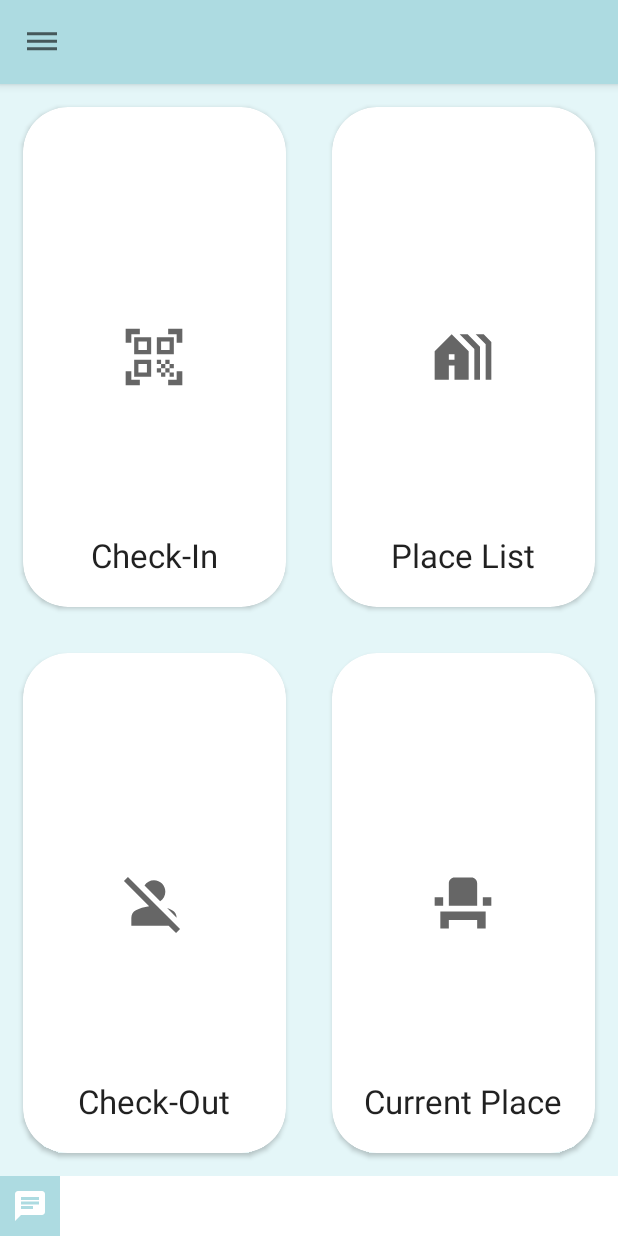
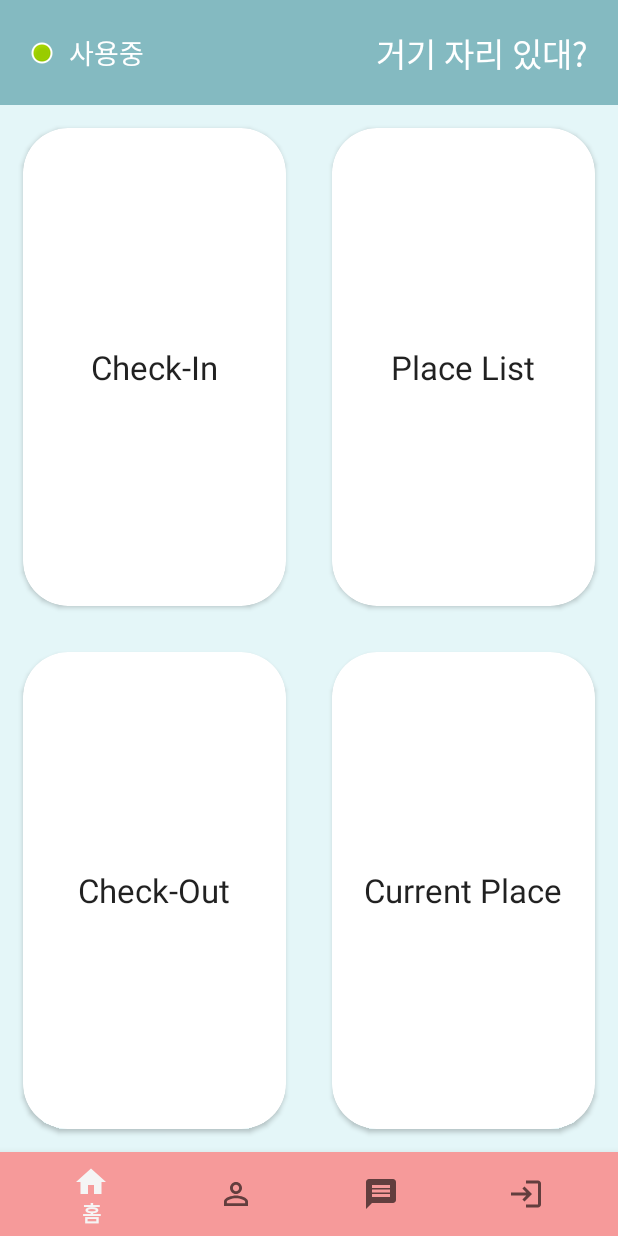
Before and after one commit to KPUCE2021SP/codynators, an Android app: the MainActivity screen opened directly, with no data from a screen before it, on a phone screen of 412 x 824 dp. Run offline under Robolectric (Android 15) with nearby library versions, the phone set to English and light mode, and no system bars; our stand-ins replace Firebase (no records; nobody signed in at launch, a user with empty details on screens opened directly), navigation-ui.

Commit message:
Bottom Navigation 적용

```diff
--- a/SummerProject/app/src/main/java/com/example/summerproject/MainActivity.kt
+++ b/SummerProject/app/src/main/java/com/example/summerproject/MainActivity.kt
@@ -11,6 +11,10 @@ import androidx.appcompat.app.AppCompatActivity
 import androidx.appcompat.widget.Toolbar
 import androidx.core.view.GravityCompat
 import androidx.drawerlayout.widget.DrawerLayout
+import androidx.navigation.NavHost
+import androidx.navigation.fragment.NavHostFragment
+import androidx.navigation.ui.NavigationUI
+import com.example.summerproject.databinding.ActivityMainBinding
 import com.google.android.material.navigation.NavigationView
 import com.google.firebase.auth.FirebaseAuth
 import com.google.firebase.auth.ktx.auth
@@ -31,17 +35,27 @@ import kotlinx.android.synthetic.main.header.*
 import org.jetbrains.anko.startActivity
 import kotlin.collections.ArrayList
 
-class MainActivity : AppCompatActivity(), NavigationView.OnNavigationItemSelectedListener {
-    lateinit var navigationView: NavigationView
+class MainActivity : AppCompatActivity(){
     lateinit var drawerLayout: DrawerLayout
     lateinit var storage : FirebaseStorage
-
+    private lateinit var mBinding: ActivityMainBinding
     // 2021.08.01 khsexk: rdb 연동
 //    val database : FirebaseDatabase = FirebaseDatabase.getInstance()
 //    val myRef : DatabaseReference = database.getReference("Table Use Information") made by 현석
     override fun onCreate(savedInstanceState: Bundle?) {
         super.onCreate(savedInstanceState)
-        setContentView(R.layout.activity_main)
+
+        mBinding = ActivityMainBinding.inflate(layoutInflater) // activity_main.xml 바인딩위한 변수
+        setContentView(mBinding.root)
+
+        //네비게이션들을 담는 호스트
+        val navHostFragment = supportFragmentManager.findFragmentById(R.id.my_nav_host) as NavHostFragment
+
+        //네비게이션 컨트롤러
+        val navController = navHostFragment.navController
+
+        //바텀 네비게이션뷰와 네비게이션을 묶어준다.
+        NavigationUI.setupWithNavController(mBinding.myBottomNav, navController)
 
 //        storage = Firebase.storage
 //
@@ -56,20 +70,20 @@ class MainActivity : AppCompatActivity(), NavigationView.OnNavigationItemSelecte
 
 
 
-
-        val toolbar : Toolbar = findViewById(R.id.toolbar) // toolBar를 통해 App Bar 생성
-        setSupportActionBar(toolbar)
-
-        supportActionBar?.setDisplayHomeAsUpEnabled(true) // 드로어를 꺼낼 홈 버튼 활성화
-        supportActionBar?.setHomeAsUpIndicator(R.drawable.navi_menu) // 홈버튼 이미지 변경
-        supportActionBar?.setDisplayShowTitleEnabled(false) // 툴바에 타이틀 안보이게
-
-        //네비게이션 드로어 생성
-        drawerLayout = drawer_layout
-
-        //네비게이션 드로어 내에 있는 화면의 이벤트를 처리하기 위해 생성
-        navigationView = nav_view
-        navigationView.setNavigationItemSelectedListener(this) // navigation 리스너
+        /*네비게이션 수정 by 태용*/
+//        val toolbar : Toolbar = findViewById(R.id.toolbar) // toolBar를 통해 App Bar 생성
+//        setSupportActionBar(toolbar)
+//
+//        supportActionBar?.setDisplayHomeAsUpEnabled(true) // 드로어를 꺼낼 홈 버튼 활성화
+//        supportActionBar?.setHomeAsUpIndicator(R.drawable.navi_menu) // 홈버튼 이미지 변경
+//        supportActionBar?.setDisplayShowTitleEnabled(false) // 툴바에 타이틀 안보이게
+//
+//        //네비게이션 드로어 생성
+//        drawerLayout = drawer_layout
+//
+//        //네비게이션 드로어 내에 있는 화면의 이벤트를 처리하기 위해 생성
+//        navigationView = nav_view
+//        navigationView.setNavigationItemSelectedListener(this) // navigation 리스너
 
         // 2021.08.01 khsexk: rdb 초기 데이터 생성 -> 생성후 삭제코드
 //        var Table : TableData = TableData("", 0)
@@ -117,41 +131,43 @@ class MainActivity : AppCompatActivity(), NavigationView.OnNavigationItemSelecte
 //        }
 
         // 2021.08.16 eemdeeks : 채팅(최근 메시지 액티비티들어가기)
-        btnChat.setOnClickListener{
-            val intent = Intent(this, LatestMessagesActivity::class.java)
-            intent.flags = Intent.FLAG_ACTIVITY_CLEAR_TASK.or(Intent.FLAG_ACTIVITY_NEW_TASK)
-            startActivity(intent)
-        }
+//        btnChat.setOnClickListener{
+//            val intent = Intent(this, LatestMessagesActivity::class.java)
+//            intent.flags = Intent.FLAG_ACTIVITY_CLEAR_TASK.or(Intent.FLAG_ACTIVITY_NEW_TASK)
+//            startActivity(intent)
+//        }
 
     }
-    override fun onOptionsItemSelected(item: MenuItem): Boolean {
-        //클릭한 툴바 메뉴 아이템 id마다 다르게 실행하도록 설정
-        when(item.itemId){
-            android.R.id.home->{
-                drawerLayout.openDrawer(GravityCompat.START)
-            }
-        }
-        return super.onOptionsItemSelected(item)
-    }
 
-    // 드로어 내 아이템 클릭 이벤트 처리하는 함수
-    override fun onNavigationItemSelected(item: MenuItem): Boolean {
-        when(item.itemId){
-            R.id.menu_item1-> {
-                startActivity<CheckInActivity>()
-                overridePendingTransition(R.anim.fadein,R.anim.fadeout)
-            }
-            R.id.menu_item2-> {
-                startActivity<CheckOutActivity>()
-                overridePendingTransition(R.anim.fadein,R.anim.fadeout)
-            }
-            R.id.menu_item3-> {
-                startActivity<MapActivity>()
-                overridePendingTransition(R.anim.fadein,R.anim.fadeout)
-            }
-        }
-        return false
-    }
+    /*네비게이션 수정으로 인한 주석 처리 by 태용*/
+//    override fun onOptionsItemSelected(item: MenuItem): Boolean {
+//        //클릭한 툴바 메뉴 아이템 id마다 다르게 실행하도록 설정
+//        when(item.itemId){
+//            android.R.id.home->{
+//                drawerLayout.openDrawer(GravityCompat.START)
+//            }
+//        }
+//        return super.onOptionsItemSelected(item)
+//    }
+//
+//    // 드로어 내 아이템 클릭 이벤트 처리하는 함수
+//    override fun onNavigationItemSelected(item: MenuItem): Boolean {
+//        when(item.itemId){
+//            R.id.menu_item1-> {
+//                startActivity<CheckInActivity>()
+//                overridePendingTransition(R.anim.fadein,R.anim.fadeout)
+//            }
+//            R.id.menu_item2-> {
+//                startActivity<CheckOutActivity>()
+//                overridePendingTransition(R.anim.fadein,R.anim.fadeout)
+//            }
+//            R.id.menu_item3-> {
+//                startActivity<MapActivity>()
+//                overridePendingTransition(R.anim.fadein,R.anim.fadeout)
+//            }
+//        }
+//        return false
+//    }
 
 
     private fun displayImageRef(imageRef: StorageReference?, view: ImageView) {
@@ -163,4 +179,6 @@ class MainActivity : AppCompatActivity(), NavigationView.OnNavigationItemSelecte
         }
     }
 
+
+
 }
--- /dev/null
+++ b/SummerProject/app/src/main/java/com/example/summerproject/fragments/homeFragment.kt
@@ -0,0 +1,29 @@
+package com.example.summerproject.fragments
+
+import android.os.Bundle
+import android.view.LayoutInflater
+import android.view.View
+import android.view.ViewGroup
+import androidx.fragment.app.Fragment
+import com.example.summerproject.databinding.FragmentHomeBinding
+
+class homeFragment : Fragment(){
+    private var mBinding : FragmentHomeBinding? = null
+
+    override fun onCreateView(
+        inflater: LayoutInflater,
+        container: ViewGroup?,
+        savedInstanceState: Bundle?
+    ): View? {
+        val binding = FragmentHomeBinding.inflate(inflater, container, false)
+
+        mBinding = binding
+
+        return mBinding?.root
+    }
+
+    override fun onDestroyView() {
+        mBinding = null
+        super.onDestroyView()
+    }
+}
--- /dev/null
+++ b/SummerProject/app/src/main/java/com/example/summerproject/fragments/logoutFragment.kt
@@ -0,0 +1,31 @@
+package com.example.summerproject.fragments
+
+import android.os.Bundle
+import android.view.LayoutInflater
+import android.view.View
+import android.view.ViewGroup
+import androidx.fragment.app.Fragment
+import com.example.summerproject.databinding.FragmentHomeBinding
+import com.example.summerproject.databinding.FragmentLogoutBinding
+import com.example.summerproject.databinding.FragmentProfileBinding
+
+class logoutFragment : Fragment(){
+    private var mBinding : FragmentLogoutBinding? = null
+
+    override fun onCreateView(
+        inflater: LayoutInflater,
+        container: ViewGroup?,
+        savedInstanceState: Bundle?
+    ): View? {
+        val binding = FragmentLogoutBinding.inflate(inflater, container, false)
+
+        mBinding = binding
+
+        return mBinding?.root
+    }
+
+    override fun onDestroyView() {
+        mBinding = null
+        super.onDestroyView()
+    }
+}
--- /dev/null
+++ b/SummerProject/app/src/main/java/com/example/summerproject/fragments/messageFragment.kt
@@ -0,0 +1,31 @@
+package com.example.summerproject.fragments
+
+import android.os.Bundle
+import android.view.LayoutInflater
+import android.view.View
+import android.view.ViewGroup
+import androidx.fragment.app.Fragment
+import com.example.summerproject.databinding.FragmentHomeBinding
+import com.example.summerproject.databinding.FragmentMessageBinding
+import com.example.summerproject.databinding.FragmentProfileBinding
+
+class messageFragment : Fragment(){
+    private var mBinding : FragmentMessageBinding? = null
+
+    override fun onCreateView(
+        inflater: LayoutInflater,
+        container: ViewGroup?,
+        savedInstanceState: Bundle?
+    ): View? {
+        val binding = FragmentMessageBinding.inflate(inflater, container, false)
+
+        mBinding = binding
+
+        return mBinding?.root
+    }
+
+    override fun onDestroyView() {
+        mBinding = null
+        super.onDestroyView()
+    }
+}
--- /dev/null
+++ b/SummerProject/app/src/main/java/com/example/summerproject/fragments/profileFragment.kt
@@ -0,0 +1,30 @@
+package com.example.summerproject.fragments
+
+import android.os.Bundle
+import android.view.LayoutInflater
+import android.view.View
+import android.view.ViewGroup
+import androidx.fragment.app.Fragment
+import com.example.summerproject.databinding.FragmentHomeBinding
+import com.example.summerproject.databinding.FragmentProfileBinding
+
+class profileFragment : Fragment(){
+    private var mBinding : FragmentProfileBinding? = null
+
+    override fun onCreateView(
+        inflater: LayoutInflater,
+        container: ViewGroup?,
+        savedInstanceState: Bundle?
+    ): View? {
+        val binding = FragmentProfileBinding.inflate(inflater, container, false)
+
+        mBinding = binding
+
+        return mBinding?.root
+    }
+
+    override fun onDestroyView() {
+        mBinding = null
+        super.onDestroyView()
+    }
+}
--- /dev/null
+++ b/SummerProject/app/src/main/res/drawable/ic_home.xml
@@ -0,0 +1,5 @@
+<vector android:height="24dp" android:tint="#47858D"
+    android:viewportHeight="24" android:viewportWidth="24"
+    android:width="24dp" xmlns:android="http://schemas.android.com/apk/res/android">
+    <path android:fillColor="@android:color/white" android:pathData="M10,20v-6h4v6h5v-8h3L12,3 2,12h3v8z"/>
+</vector>
--- /dev/null
+++ b/SummerProject/app/src/main/res/drawable/ic_logout.xml
@@ -0,0 +1,5 @@
+<vector android:height="24dp" android:tint="#47858D"
+    android:viewportHeight="24" android:viewportWidth="24"
+    android:width="24dp" xmlns:android="http://schemas.android.com/apk/res/android">
+    <path android:fillColor="@android:color/white" android:pathData="M11,7L9.6,8.4l2.6,2.6H2v2h10.2l-2.6,2.6L11,17l5,-5L11,7zM20,19h-8v2h8c1.1,0 2,-0.9 2,-2V5c0,-1.1 -0.9,-2 -2,-2h-8v2h8V19z"/>
+</vector>
--- /dev/null
+++ b/SummerProject/app/src/main/res/drawable/ic_message.xml
@@ -0,0 +1,5 @@
+<vector android:height="24dp" android:tint="#47858D"
+    android:viewportHeight="24" android:viewportWidth="24"
+    android:width="24dp" xmlns:android="http://schemas.android.com/apk/res/android">
+    <path android:fillColor="@android:color/white" android:pathData="M20,2L4,2c-1.1,0 -1.99,0.9 -1.99,2L2,22l4,-4h14c1.1,0 2,-0.9 2,-2L22,4c0,-1.1 -0.9,-2 -2,-2zM18,14L6,14v-2h12v2zM18,11L6,11L6,9h12v2zM18,8L6,8L6,6h12v2z"/>
+</vector>
--- /dev/null
+++ b/SummerProject/app/src/main/res/drawable/ic_profile.xml
@@ -0,0 +1,5 @@
+<vector android:height="24dp" android:tint="#47858D"
+    android:viewportHeight="24" android:viewportWidth="24"
+    android:width="24dp" xmlns:android="http://schemas.android.com/apk/res/android">
+    <path android:fillColor="@android:color/white" android:pathData="M12,5.9c1.16,0 2.1,0.94 2.1,2.1s-0.94,2.1 -2.1,2.1S9.9,9.16 9.9,8s0.94,-2.1 2.1,-2.1m0,9c2.97,0 6.1,1.46 6.1,2.1v1.1L5.9,18.1L5.9,17c0,-0.64 3.13,-2.1 6.1,-2.1M12,4C9.79,4 8,5.79 8,8s1.79,4 4,4 4,-1.79 4,-4 -1.79,-4 -4,-4zM12,13c-2.67,0 -8,1.34 -8,4v3h16v-3c0,-2.66 -5.33,-4 -8,-4z"/>
+</vector>
--- a/SummerProject/app/src/main/res/layout/activity_main.xml
+++ b/SummerProject/app/src/main/res/layout/activity_main.xml
@@ -1,29 +1,35 @@
 <?xml version="1.0" encoding="utf-8"?>
-<androidx.drawerlayout.widget.DrawerLayout xmlns:android="http://schemas.android.com/apk/res/android"
+<LinearLayout xmlns:android="http://schemas.android.com/apk/res/android"
     xmlns:app="http://schemas.android.com/apk/res-auto"
     xmlns:tools="http://schemas.android.com/tools"
-    android:id="@+id/drawer_layout"
+    android:id="@+id/mainXML"
     android:layout_width="match_parent"
     android:layout_height="match_parent"
-    android:fitsSystemWindows="true"
-    tools:openDrawer="start">
+    android:background="#FFFFFF"
+    android:orientation="vertical"
+    android:weightSum="1"
+    tools:context=".MainActivity">
+
+    <!-- 프래그먼트들이 보여질 컨테이너 뷰(네비게이션 호스트-->
+    <androidx.fragment.app.FragmentContainerView
+        android:id="@+id/my_nav_host"
+        android:name="androidx.navigation.fragment.NavHostFragment"
+        android:layout_width="match_parent"
+        android:layout_height="0dp"
+        android:layout_weight="1"
+        app:defaultNavHost="true"
+        app:navGraph="@navigation/nav_graph"
+        />
+
+    <com.google.android.material.bottomnavigation.BottomNavigationView
+        android:id="@+id/my_bottom_nav"
+        android:layout_width="match_parent"
+        android:layout_height="wrap_content"
+        android:background="#F69A9A"
+        app:menu="@menu/bottom_nav_menu" />
+</LinearLayout>
 
 
-    <include
-        layout="@layout/appbar"
-        android:layout_width="match_parent"
-        android:layout_height="match_parent" />
-
-    <com.google.android.material.navigation.NavigationView
-        android:id="@+id/nav_view"
-        android:layout_width="wrap_content"
-        android:layout_height="match_parent"
-        android:layout_gravity="start"
-        android:fitsSystemWindows="true"
-        app:menu="@menu/menu_list"
-        app:headerLayout="@layout/header"/>
-
-</androidx.drawerlayout.widget.DrawerLayout>
     <!--<?xml version="1.0" encoding="utf-8"?>-->
     <!--<LinearLayout xmlns:android="http://schemas.android.com/apk/res/android"-->
     <!--    xmlns:app="http://schemas.android.com/apk/res-auto"-->
--- /dev/null
+++ b/SummerProject/app/src/main/res/layout/fragment_home.xml
@@ -0,0 +1,162 @@
+<?xml version="1.0" encoding="utf-8"?>
+<LinearLayout xmlns:android="http://schemas.android.com/apk/res/android"
+    xmlns:app="http://schemas.android.com/apk/res-auto"
+    xmlns:tools="http://schemas.android.com/tools"
+    android:layout_width="match_parent"
+    android:layout_height="match_parent"
+    android:background="#FFFFFF"
+    android:orientation="vertical"
+    android:id="@+id/homeFragment"
+    tools:context="com.example.summerproject.fragments.homeFragment">
+
+
+    <androidx.constraintlayout.widget.ConstraintLayout
+        android:id="@+id/bar"
+        android:layout_width="match_parent"
+        android:layout_height="match_parent"
+        android:layout_weight="10"
+        android:background="#84BAC1">
+
+        <ImageView
+            android:id="@+id/img_use"
+            android:layout_width="wrap_content"
+            android:layout_height="wrap_content"
+            android:layout_marginStart="20dp"
+            android:src="@android:drawable/presence_online"
+            app:layout_constraintBottom_toBottomOf="parent"
+            app:layout_constraintStart_toStartOf="parent"
+            app:layout_constraintTop_toTopOf="parent" />
+
+        <TextView
+            android:id="@+id/textView5"
+            android:layout_width="wrap_content"
+            android:layout_height="wrap_content"
+            android:layout_marginStart="10dp"
+            android:text="사용중"
+            android:textAppearance="@style/TextAppearance.AppCompat.Medium"
+            android:textColor="#FFFFFF"
+            app:layout_constraintBottom_toBottomOf="parent"
+            app:layout_constraintStart_toEndOf="@+id/img_use"
+            app:layout_constraintTop_toTopOf="parent" />
+
+        <TextView
+            android:id="@+id/textView6"
+            android:layout_width="wrap_content"
+            android:layout_height="wrap_content"
+            android:layout_marginEnd="20dp"
+            android:text="거기 자리 있대?"
+            android:textAppearance="@style/TextAppearance.AppCompat.Large"
+            android:textColor="#FFFFFF"
+            app:layout_constraintBottom_toBottomOf="parent"
+            app:layout_constraintEnd_toEndOf="parent"
+            app:layout_constraintTop_toTopOf="parent" />
+    </androidx.constraintlayout.widget.ConstraintLayout>
+
+    <FrameLayout
+        android:id="@+id/frameLayout"
+        android:layout_width="match_parent"
+        android:layout_height="match_parent"
+        android:layout_weight="1">
+
+        <LinearLayout
+            android:layout_width="match_parent"
+            android:layout_height="match_parent"
+            android:orientation="vertical"
+            tools:context=".MainFragment">
+
+            <LinearLayout
+                android:layout_width="match_parent"
+                android:layout_height="match_parent"
+                android:layout_weight="1"
+                android:background="#E4F6F8"
+                android:orientation="horizontal">
+
+                <androidx.cardview.widget.CardView
+                    android:id="@+id/checkIn"
+                    android:layout_width="match_parent"
+                    android:layout_height="match_parent"
+                    android:layout_margin="15dp"
+                    android:layout_weight="1"
+                    android:clickable="true"
+                    android:foreground="?attr/selectableItemBackground"
+                    app:cardCornerRadius="30dp">
+
+                    <TextView
+                        android:id="@+id/textView"
+                        android:layout_width="wrap_content"
+                        android:layout_height="wrap_content"
+                        android:layout_gravity="center"
+                        android:text="Check-In"
+                        android:textAppearance="@style/TextAppearance.AppCompat.Large" />
+                </androidx.cardview.widget.CardView>
+
+                <androidx.cardview.widget.CardView
+                    android:id="@+id/placeList"
+                    android:layout_width="match_parent"
+                    android:layout_height="match_parent"
+                    android:layout_margin="15dp"
+                    android:layout_weight="1"
+                    android:clickable="true"
+                    android:foreground="?attr/selectableItemBackground"
+                    app:cardCornerRadius="30dp">
+
+                    <TextView
+                        android:id="@+id/textView2"
+                        android:layout_width="wrap_content"
+                        android:layout_height="wrap_content"
+                        android:layout_gravity="center"
+                        android:text="Place List"
+                        android:textAppearance="@style/TextAppearance.AppCompat.Large" />
+                </androidx.cardview.widget.CardView>
+            </LinearLayout>
+
+            <LinearLayout
+                android:layout_width="match_parent"
+                android:layout_height="match_parent"
+                android:layout_weight="1"
+                android:background="#E4F6F8"
+                android:orientation="horizontal">
+
+                <androidx.cardview.widget.CardView
+                    android:id="@+id/checkOut"
+                    android:layout_width="match_parent"
+                    android:layout_height="match_parent"
+                    android:layout_margin="15dp"
+                    android:layout_weight="1"
+                    android:clickable="true"
+                    android:foreground="?attr/selectableItemBackground"
+                    app:cardCornerRadius="30dp">
+
+                    <TextView
+                        android:id="@+id/textView3"
+                        android:layout_width="wrap_content"
+                        android:layout_height="wrap_content"
+                        android:layout_gravity="center"
+                        android:text="Check-Out"
+                        android:textAppearance="@style/TextAppearance.AppCompat.Large" />
+
+                </androidx.cardview.widget.CardView>
+
+                <androidx.cardview.widget.CardView
+                    android:id="@+id/currentPlace"
+                    android:layout_width="match_parent"
+                    android:layout_height="match_parent"
+                    android:layout_margin="15dp"
+                    android:layout_weight="1"
+                    android:clickable="true"
+                    android:foreground="?attr/selectableItemBackground"
+                    app:cardCornerRadius="30dp">
+
+                    <TextView
+                        android:id="@+id/textView4"
+                        android:layout_width="wrap_content"
+                        android:layout_height="wrap_content"
+                        android:layout_gravity="center"
+                        android:text="Current Place"
+                        android:textAppearance="@style/TextAppearance.AppCompat.Large" />
+                </androidx.cardview.widget.CardView>
+            </LinearLayout>
+        </LinearLayout>
+    </FrameLayout>
+
+</LinearLayout>
--- /dev/null
+++ b/SummerProject/app/src/main/res/layout/fragment_logout.xml
@@ -0,0 +1,16 @@
+<?xml version="1.0" encoding="utf-8"?>
+<RelativeLayout xmlns:android="http://schemas.android.com/apk/res/android"
+    android:layout_width="match_parent"
+    android:layout_height="match_parent"
+    xmlns:tools="http://schemas.android.com/tools"
+    android:background="#FFEB3B"
+    android:id="@+id/logoutFragment"
+    tools:context="com.example.summerproject.fragments.logoutFragment">
+
+    <TextView
+        android:layout_width="wrap_content"
+        android:layout_height="wrap_content"
+        android:text="로그아웃"
+        android:textSize="50sp"
+        android:layout_centerInParent="true"/>
+</RelativeLayout>
--- /dev/null
+++ b/SummerProject/app/src/main/res/layout/fragment_message.xml
@@ -0,0 +1,16 @@
+<?xml version="1.0" encoding="utf-8"?>
+<RelativeLayout xmlns:android="http://schemas.android.com/apk/res/android"
+    android:layout_width="match_parent"
+    android:layout_height="match_parent"
+    xmlns:tools="http://schemas.android.com/tools"
+    android:background="#00BCD4"
+    android:id="@+id/messageFragment"
+    tools:context="com.example.summerproject.fragments.messageFragment">
+
+    <TextView
+        android:layout_width="wrap_content"
+        android:layout_height="wrap_content"
+        android:text="메시지"
+        android:textSize="50sp"
+        android:layout_centerInParent="true"/>
+</RelativeLayout>
--- /dev/null
+++ b/SummerProject/app/src/main/res/layout/fragment_profile.xml
@@ -0,0 +1,16 @@
+<?xml version="1.0" encoding="utf-8"?>
+<RelativeLayout xmlns:android="http://schemas.android.com/apk/res/android"
+    android:layout_width="match_parent"
+    android:layout_height="match_parent"
+    xmlns:tools="http://schemas.android.com/tools"
+    android:background="#8BC34A"
+    android:id="@+id/profileFragment"
+    tools:context="com.example.summerproject.fragments.profileFragment">
+
+    <TextView
+        android:layout_width="wrap_content"
+        android:layout_height="wrap_content"
+        android:text="프로필"
+        android:textSize="50sp"
+        android:layout_centerInParent="true"/>
+</RelativeLayout>
--- /dev/null
+++ b/SummerProject/app/src/main/res/menu/bottom_nav_menu.xml
@@ -0,0 +1,28 @@
+<?xml version="1.0" encoding="utf-8"?>
+<menu xmlns:android="http://schemas.android.com/apk/res/android">
+
+    <item
+        android:id="@+id/homeFragment"
+        android:title="홈"
+        android:icon="@drawable/ic_home"
+        />
+
+    <item
+        android:id="@+id/profileFragment"
+        android:title="프로필"
+        android:icon="@drawable/ic_profile"
+        />
+
+    <item
+        android:id="@+id/messageFragment"
+        android:title="메시지"
+        android:icon="@drawable/ic_message"
+        />
+
+    <item
+        android:id="@+id/logoutFragment"
+        android:title="로그아웃"
+        android:icon="@drawable/ic_logout"
+        />
+
+</menu>
--- /dev/null
+++ b/SummerProject/app/src/main/res/navigation/nav_graph.xml
@@ -0,0 +1,28 @@
+<?xml version="1.0" encoding="utf-8"?>
+<navigation xmlns:android="http://schemas.android.com/apk/res/android"
+    xmlns:app="http://schemas.android.com/apk/res-auto"
+    xmlns:tools="http://schemas.android.com/tools"
+    android:id="@+id/nav_graph"
+    app:startDestination="@id/homeFragment">
+
+    <fragment
+        android:id="@+id/homeFragment"
+        android:name="com.example.summerproject.fragments.homeFragment"
+        android:label="fragment_home"
+        tools:layout="@layout/fragment_home" />
+    <fragment
+        android:id="@+id/profileFragment"
+        android:name="com.example.summerproject.fragments.profileFragment"
+        android:label="fragment_profile"
+        tools:layout="@layout/fragment_profile" />
+    <fragment
+        android:id="@+id/messageFragment"
+        android:name="com.example.summerproject.fragments.messageFragment"
+        android:label="fragment_message"
+        tools:layout="@layout/fragment_message" />
+    <fragment
+        android:id="@+id/logoutFragment"
+        android:name="com.example.summerproject.fragments.logoutFragment"
+        android:label="fragment_logout"
+        tools:layout="@layout/fragment_logout" />
+</navigation>
--- a/SummerProject/build.gradle
+++ b/SummerProject/build.gradle
@@ -10,6 +10,9 @@ buildscript {
         classpath 'com.android.tools.build:gradle:7.0.1'
         classpath "org.jetbrains.kotlin:kotlin-gradle-plugin:1.5.21"
         classpath 'com.google.gms:google-services:4.3.8'
+
+        def nav_version = "2.3.5"
+        classpath "androidx.navigation:navigation-safe-args-gradle-plugin:$nav_version"
         // NOTE: Do not place your application dependencies here; they belong
         // in the individual module build.gradle files
     }
```
Also changed, not shown: SummerProject/app/build.gradle (+10 -0 lines). Lines whose indentation alone changed are shown as unchanged.
